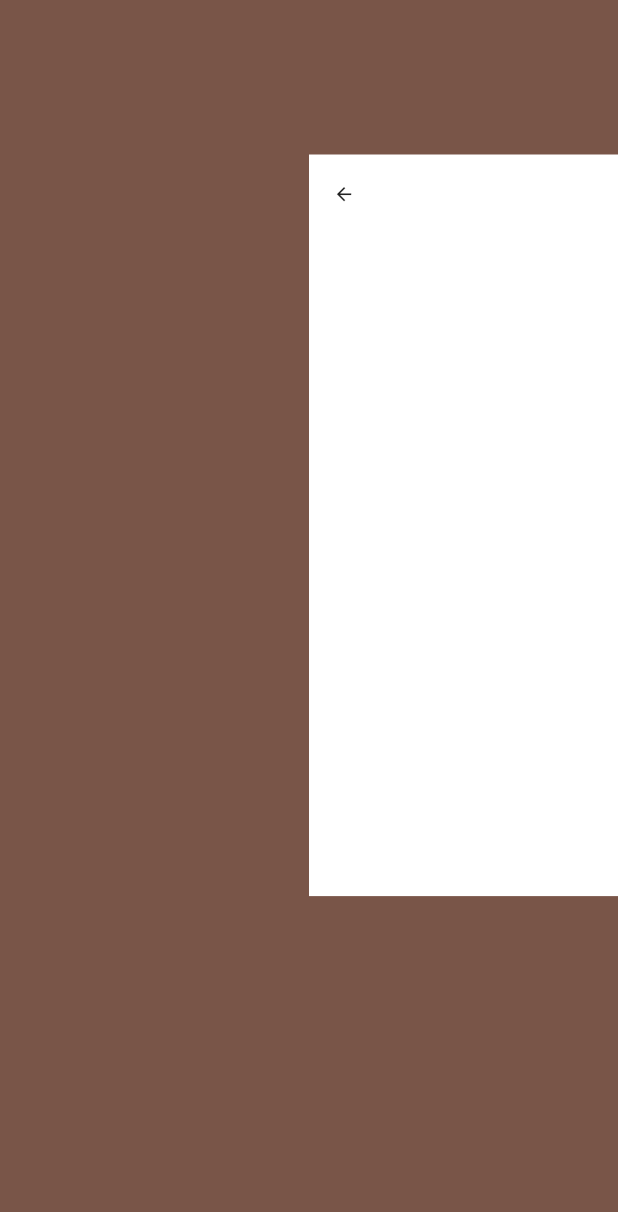
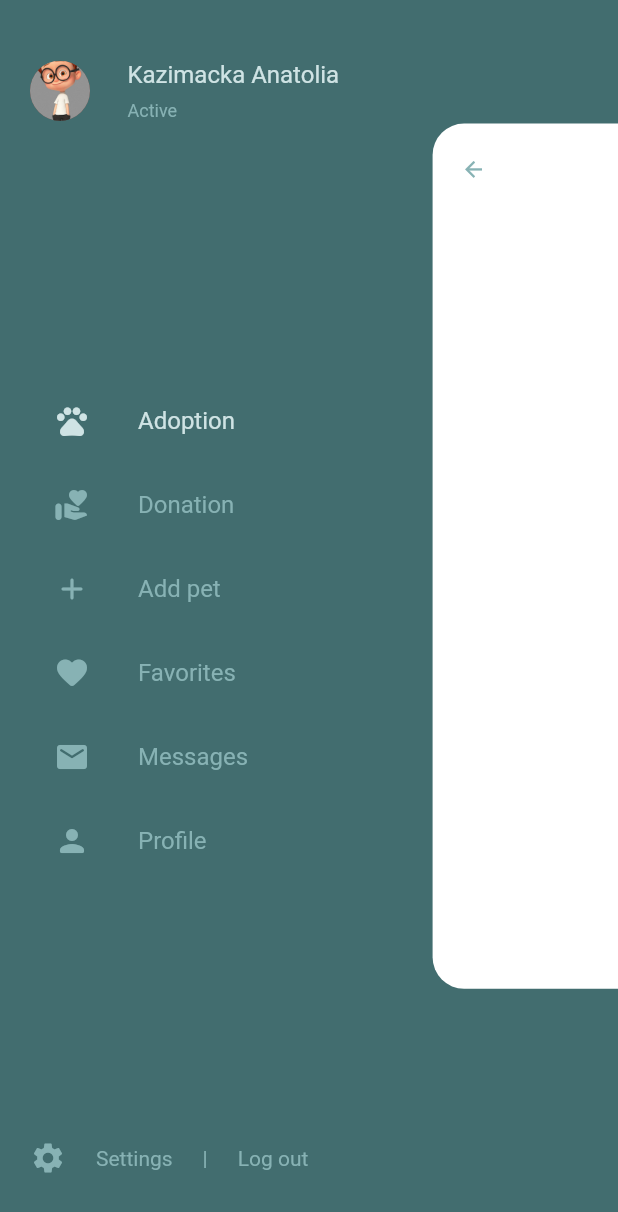
Before and after one commit to withdurrani/ui_drawer_translation, a Flutter app: the screen it shows after launch, after a tap on the "menu" icon, on a phone screen of 412 x 824 dp. Shown: the top 1212 px of the screen. Run offline on Flutter 3.47's test engine with Material 2 defaults, Android fonts, the phone set to English and light mode, and no system bars; our stand-ins replace google_fonts.

Commit message:
updated drawer

```diff
--- /dev/null
+++ b/lib/constants.dart
@@ -0,0 +1,7 @@
+import 'package:flutter/material.dart';
+
+class AppColor {
+  static const Color backgroundColor = Color(0xFF426D6F);
+  static const Color lightFontColor = Color(0xFFCFE3E4);
+  static const Color disableFontColor = Color(0xFF87B2B4);
+}
--- a/lib/main.dart
+++ b/lib/main.dart
@@ -1,4 +1,6 @@
 import 'package:flutter/material.dart';
+import 'package:google_fonts/google_fonts.dart';
+import 'package:ui_drawer_translation/constants.dart';
 import 'ui/home_page.dart';
 
 void main() {
@@ -15,6 +17,16 @@ class MyApp extends StatelessWidget {
       title: 'UI Drawer',
       theme: ThemeData(
         primarySwatch: Colors.brown,
+        iconTheme: ThemeData.light().iconTheme.copyWith(
+              color: AppColor.disableFontColor,
+            ),
+        textTheme: GoogleFonts.robotoTextTheme(
+          const TextTheme(
+            subtitle1: TextStyle(color: AppColor.lightFontColor),
+            bodyText2: TextStyle(color: AppColor.disableFontColor),
+            caption: TextStyle(color: AppColor.disableFontColor),
+          ),
+        ),
       ),
       home: const HomePage(),
     );
--- a/lib/ui/home_page.dart
+++ b/lib/ui/home_page.dart
@@ -1,4 +1,6 @@
 import 'package:flutter/material.dart';
+import 'package:ui_drawer_translation/widgets/app_drawer.dart';
+import 'package:ui_drawer_translation/widgets/home_screen.dart';
 
 class HomePage extends StatelessWidget {
   const HomePage({Key? key}) : super(key: key);
@@ -7,85 +9,11 @@ class HomePage extends StatelessWidget {
   Widget build(BuildContext context) {
     return Scaffold(
       body: Stack(
-        children: [
-          Container(color: Theme.of(context).primaryColor),
-          const HomeScreen(),
+        children: const [
+          AppDrawer(),
+          HomeScreen(),
         ],
       ),
     );
   }
 }
-
-class HomeScreen extends StatefulWidget {
-  const HomeScreen({
-    Key? key,
-  }) : super(key: key);
-
-  @override
-  State<HomeScreen> createState() => _HomeScreenState();
-}
-
-class _HomeScreenState extends State<HomeScreen> {
-  late double xOffset;
-  late double yOffset;
-  late double scaleFactor;
-  bool isScaled = false;
-
-  @override
-  void initState() {
-    _resetValues();
-    super.initState();
-  }
-
-  @override
-  Widget build(BuildContext context) {
-    return AnimatedContainer(
-      duration: const Duration(milliseconds: 250),
-      transform: Matrix4.translationValues(xOffset, yOffset, 0)
-        ..scale(scaleFactor),
-      color: Colors.white,
-      child: Padding(
-        padding: const EdgeInsets.symmetric(vertical: 20, horizontal: 15),
-        child: Column(
-          children: [
-            Row(
-              children: [
-                isScaled
-                    ? IconButton(
-                        onPressed: () {
-                          setState(() {
-                            _resetValues();
-                            isScaled = false;
-                          });
-                        },
-                        icon: const Icon(Icons.arrow_back),
-                      )
-                    : IconButton(
-                        onPressed: () {
-                          setState(() {
-                            _setValues();
-                            isScaled = true;
-                          });
-                        },
-                        icon: const Icon(Icons.menu),
-                      ),
-              ],
-            ),
-          ],
-        ),
-      ),
-    );
-  }
-
-  _resetValues() {
-    xOffset = 0;
-    yOffset = 0;
-    scaleFactor = 1;
-  }
-
-  _setValues() {
-    xOffset = 0.25 * MediaQuery.of(context).size.height;
-    yOffset = 0.25 * MediaQuery.of(context).size.width;
-    scaleFactor = 0.6;
-  }
-}
--- /dev/null
+++ b/lib/widgets/app_drawer.dart
@@ -0,0 +1,150 @@
+import 'package:flutter/material.dart';
+
+import '../constants.dart';
+
+class AppDrawer extends StatelessWidget {
+  const AppDrawer({
+    Key? key,
+  }) : super(key: key);
+
+  @override
+  Widget build(BuildContext context) {
+    return Container(
+      color: AppColor.backgroundColor,
+      child: SafeArea(
+        child: Padding(
+          padding: const EdgeInsets.symmetric(vertical: 40, horizontal: 20),
+          child: Column(
+            mainAxisAlignment: MainAxisAlignment.spaceBetween,
+            children: const [
+              _TopBar(),
+              _MiddleContent(),
+              _BottomBar(),
+            ],
+          ),
+        ),
+      ),
+    );
+  }
+}
+
+class _MiddleContent extends StatelessWidget {
+  const _MiddleContent({
+    Key? key,
+  }) : super(key: key);
+
+  @override
+  Widget build(BuildContext context) {
+    return Expanded(
+        child: Column(
+      mainAxisAlignment: MainAxisAlignment.center,
+      children: const [
+        _IconText(
+          iconData: Icons.pets_rounded,
+          text: 'Adoption',
+          isSelected: true,
+        ),
+        _IconText(
+          iconData: Icons.volunteer_activism_rounded,
+          text: 'Donation',
+        ),
+        _IconText(
+          iconData: Icons.add_rounded,
+          text: 'Add pet',
+        ),
+        _IconText(
+          iconData: Icons.favorite_rounded,
+          text: 'Favorites',
+        ),
+        _IconText(
+          iconData: Icons.email_rounded,
+          text: 'Messages',
+        ),
+        _IconText(
+          iconData: Icons.person_rounded,
+          text: 'Profile',
+        ),
+      ],
+    ));
+  }
+}
+
+class _IconText extends StatelessWidget {
+  final IconData iconData;
+  final String text;
+  final bool isSelected;
+  const _IconText({
+    Key? key,
+    required this.iconData,
+    required this.text,
+    this.isSelected = false,
+  }) : super(key: key);
+
+  @override
+  Widget build(BuildContext context) {
+    return ListTileTheme(
+      iconColor: AppColor.disableFontColor,
+      selectedColor: AppColor.lightFontColor,
+      textColor: AppColor.disableFontColor,
+      child: ListTile(
+        selected: isSelected,
+        leading: Icon(iconData),
+        title: Text(text),
+      ),
+    );
+  }
+}
+
+class _BottomBar extends StatelessWidget {
+  const _BottomBar({
+    Key? key,
+  }) : super(key: key);
+
+  @override
+  Widget build(BuildContext context) {
+    const double spacing = 20;
+    return Row(
+      children: const [
+        Icon(Icons.settings),
+        SizedBox(width: spacing),
+        Text('Settings'),
+        SizedBox(width: spacing),
+        Text('|'),
+        SizedBox(width: spacing),
+        Text('Log out'),
+      ],
+    );
+  }
+}
+
+class _TopBar extends StatelessWidget {
+  const _TopBar({
+    Key? key,
+  }) : super(key: key);
+
+  @override
+  Widget build(BuildContext context) {
+    return Row(
+      children: [
+        const CircleAvatar(
+          backgroundImage: AssetImage('assets/dp.jpg'),
+        ),
+        const SizedBox(width: 25),
+        Column(
+          crossAxisAlignment: CrossAxisAlignment.start,
+          children: [
+            Text(
+              'Kazimacka Anatolia',
+              style: Theme.of(context).textTheme.subtitle1,
+            ),
+            const SizedBox(height: 8),
+            Text(
+              'Active',
+              style: Theme.of(context).textTheme.caption,
+            ),
+          ],
+        )
+      ],
+    );
+  }
+}
--- /dev/null
+++ b/lib/widgets/home_screen.dart
@@ -0,0 +1,88 @@
+import 'package:flutter/material.dart';
+
+class HomeScreen extends StatefulWidget {
+  const HomeScreen({
+    Key? key,
+  }) : super(key: key);
+
+  @override
+  State<HomeScreen> createState() => _HomeScreenState();
+}
+
+class _HomeScreenState extends State<HomeScreen> {
+  late double xOffset;
+  late double yOffset;
+  late double scaleFactor;
+  bool isScaled = false;
+
+  @override
+  void initState() {
+    _resetValues();
+    super.initState();
+  }
+
+  @override
+  Widget build(BuildContext context) {
+    return GestureDetector(
+      onTap: !isScaled
+          ? null
+          : () {
+              setState(() {
+                _resetValues();
+                isScaled = false;
+              });
+            },
+      child: AnimatedContainer(
+        duration: const Duration(milliseconds: 250),
+        transform: Matrix4.translationValues(xOffset, yOffset, 0)
+          ..scale(scaleFactor),
+        decoration: BoxDecoration(
+          color: Colors.white,
+          borderRadius: !isScaled ? null : BorderRadiusDirectional.circular(30),
+        ),
+        child: Padding(
+          padding: const EdgeInsets.symmetric(vertical: 20, horizontal: 15),
+          child: Column(
+            children: [
+              Row(
+                children: [
+                  isScaled
+                      ? IconButton(
+                          onPressed: () {
+                            setState(() {
+                              _resetValues();
+                              isScaled = false;
+                            });
+                          },
+                          icon: const Icon(Icons.arrow_back),
+                        )
+                      : IconButton(
+                          onPressed: () {
+                            setState(() {
+                              _setValues();
+                              isScaled = true;
+                            });
+                          },
+                          icon: const Icon(Icons.menu),
+                        ),
+                ],
+              ),
+            ],
+          ),
+        ),
+      ),
+    );
+  }
+
+  _resetValues() {
+    xOffset = 0;
+    yOffset = 0;
+    scaleFactor = 1;
+  }
+
+  _setValues() {
+    xOffset = 0.35 * MediaQuery.of(context).size.height;
+    yOffset = 0.2 * MediaQuery.of(context).size.width;
+    scaleFactor = 0.7;
+  }
+}
--- a/pubspec.yaml
+++ b/pubspec.yaml
@@ -13,6 +13,7 @@ dependencies:
     sdk: flutter
 
   cupertino_icons: ^1.0.2
+  google_fonts: ^2.1.0
 
 dev_dependencies:
   flutter_test:
@@ -21,4 +22,6 @@ dev_dependencies:
   flutter_lints: ^1.0.0
 
 flutter:
+  assets:
+    - assets/dp.jpg
   uses-material-design: true
```
Also changed, not shown: assets/dp.jpg (added), pubspec.lock.
